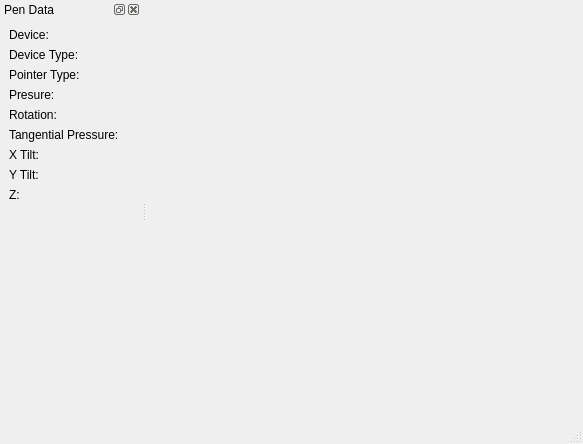
borco/peninspector, file src/app/mainwindow.ui: the form before one commit.
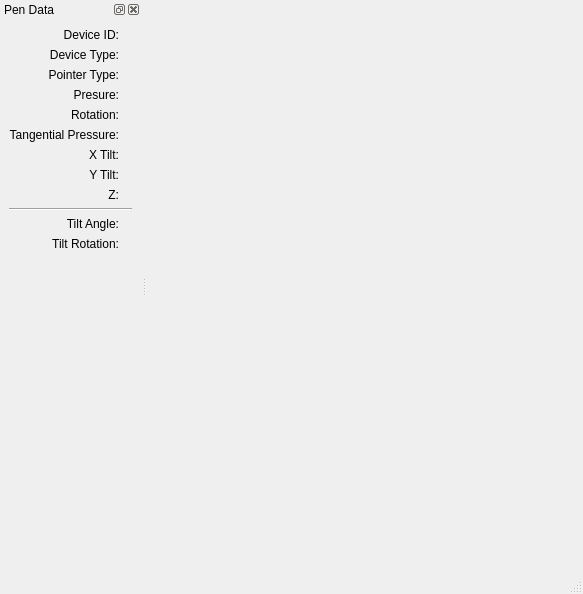
The form after the commit.

Commit message: display pressure, rotation, tangential pressure, x and y tilt and z

```diff
--- a/src/app/mainwindow.ui
+++ b/src/app/mainwindow.ui
@@ -7,7 +7,7 @@
     <x>0</x>
     <y>0</y>
     <width>583</width>
-    <height>444</height>
+    <height>594</height>
    </rect>
   </property>
   <property name="windowTitle">
@@ -33,19 +33,90 @@
     <number>1</number>
    </attribute>
    <widget class="QWidget" name="dockWidgetContents">
-    <layout class="QFormLayout" name="formLayout">
-     <property name="fieldGrowthPolicy">
-      <enum>QFormLayout::ExpandingFieldsGrow</enum>
-     </property>
-     <item row="0" column="0">
-      <widget class="QLabel" name="label_9">
+    <layout class="QVBoxLayout" name="verticalLayout">
+     <item>
+      <layout class="QGridLayout" name="gridLayout">
+       <item row="9" column="0" colspan="2">
+        <widget class="Line" name="line">
+         <property name="orientation">
+          <enum>Qt::Horizontal</enum>
+         </property>
+        </widget>
+       </item>
+       <item row="8" column="0">
+        <widget class="QLabel" name="label_4">
        <property name="text">
-        <string>Device:</string>
-       </property>
-      </widget>
-     </item>
-     <item row="0" column="1">
-      <widget class="QLabel" name="deviceIdLabel">
+          <string>Z:</string>
+         </property>
+         <property name="alignment">
+          <set>Qt::AlignRight|Qt::AlignTrailing|Qt::AlignVCenter</set>
+         </property>
+        </widget>
+       </item>
+       <item row="4" column="0">
+        <widget class="QLabel" name="label_2">
+         <property name="text">
+          <string>Rotation:</string>
+         </property>
+         <property name="alignment">
+          <set>Qt::AlignRight|Qt::AlignTrailing|Qt::AlignVCenter</set>
+         </property>
+        </widget>
+       </item>
+       <item row="2" column="1">
+        <widget class="QLabel" name="pointerTypeLabel">
+         <property name="sizePolicy">
+          <sizepolicy hsizetype="MinimumExpanding" vsizetype="Preferred">
+           <horstretch>0</horstretch>
+           <verstretch>0</verstretch>
+          </sizepolicy>
+         </property>
+         <property name="text">
+          <string/>
+         </property>
+        </widget>
+       </item>
+       <item row="7" column="0">
+        <widget class="QLabel" name="label_8">
+         <property name="text">
+          <string>Y Tilt:</string>
+         </property>
+         <property name="alignment">
+          <set>Qt::AlignRight|Qt::AlignTrailing|Qt::AlignVCenter</set>
+         </property>
+        </widget>
+       </item>
+       <item row="5" column="1">
+        <widget class="QLabel" name="tangentialPressureLabel">
+         <property name="sizePolicy">
+          <sizepolicy hsizetype="MinimumExpanding" vsizetype="Preferred">
+           <horstretch>0</horstretch>
+           <verstretch>0</verstretch>
+          </sizepolicy>
+         </property>
+         <property name="text">
+          <string/>
+         </property>
+        </widget>
+       </item>
+       <item row="3" column="0">
+        <widget class="QLabel" name="label">
+         <property name="text">
+          <string>Presure:</string>
+         </property>
+         <property name="alignment">
+          <set>Qt::AlignRight|Qt::AlignTrailing|Qt::AlignVCenter</set>
+         </property>
+        </widget>
+       </item>
+       <item row="1" column="1">
+        <widget class="QLabel" name="deviceTypeLabel">
+         <property name="sizePolicy">
+          <sizepolicy hsizetype="MinimumExpanding" vsizetype="Preferred">
+           <horstretch>0</horstretch>
+           <verstretch>0</verstretch>
+          </sizepolicy>
+         </property>
        <property name="text">
         <string/>
        </property>
@@ -56,10 +127,33 @@
        <property name="text">
         <string>Device Type:</string>
        </property>
-      </widget>
-     </item>
-     <item row="1" column="1">
-      <widget class="QLabel" name="deviceTypeLabel">
+         <property name="alignment">
+          <set>Qt::AlignRight|Qt::AlignTrailing|Qt::AlignVCenter</set>
+         </property>
+        </widget>
+       </item>
+       <item row="0" column="0">
+        <widget class="QLabel" name="label_9">
+         <property name="text">
+          <string>Device ID:</string>
+         </property>
+         <property name="alignment">
+          <set>Qt::AlignRight|Qt::AlignTrailing|Qt::AlignVCenter</set>
+         </property>
+        </widget>
+       </item>
+       <item row="10" column="0">
+        <widget class="QLabel" name="label_10">
+         <property name="text">
+          <string>Tilt Angle:</string>
+         </property>
+         <property name="alignment">
+          <set>Qt::AlignRight|Qt::AlignTrailing|Qt::AlignVCenter</set>
+         </property>
+        </widget>
+       </item>
+       <item row="4" column="1">
+        <widget class="QLabel" name="rotationLabel">
        <property name="sizePolicy">
         <sizepolicy hsizetype="MinimumExpanding" vsizetype="Preferred">
          <horstretch>0</horstretch>
@@ -76,25 +170,8 @@
        <property name="text">
         <string>Pointer Type:</string>
        </property>
-      </widget>
-     </item>
-     <item row="2" column="1">
-      <widget class="QLabel" name="pointerTypeLabel">
-       <property name="sizePolicy">
-        <sizepolicy hsizetype="MinimumExpanding" vsizetype="Preferred">
-         <horstretch>0</horstretch>
-         <verstretch>0</verstretch>
-        </sizepolicy>
-       </property>
-       <property name="text">
-        <string/>
-       </property>
-      </widget>
-     </item>
-     <item row="3" column="0">
-      <widget class="QLabel" name="label">
-       <property name="text">
-        <string>Presure:</string>
+         <property name="alignment">
+          <set>Qt::AlignRight|Qt::AlignTrailing|Qt::AlignVCenter</set>
        </property>
       </widget>
      </item>
@@ -111,35 +188,8 @@
        </property>
       </widget>
      </item>
-     <item row="4" column="0">
-      <widget class="QLabel" name="label_2">
-       <property name="text">
-        <string>Rotation:</string>
-       </property>
-      </widget>
-     </item>
-     <item row="4" column="1">
-      <widget class="QLabel" name="rotationLabel">
-       <property name="sizePolicy">
-        <sizepolicy hsizetype="MinimumExpanding" vsizetype="Preferred">
-         <horstretch>0</horstretch>
-         <verstretch>0</verstretch>
-        </sizepolicy>
-       </property>
-       <property name="text">
-        <string/>
-       </property>
-      </widget>
-     </item>
-     <item row="5" column="0">
-      <widget class="QLabel" name="label_3">
-       <property name="text">
-        <string>Tangential Pressure:</string>
-       </property>
-      </widget>
-     </item>
-     <item row="5" column="1">
-      <widget class="QLabel" name="tangentialPressureLabel">
+       <item row="8" column="1">
+        <widget class="QLabel" name="zLabel">
        <property name="sizePolicy">
         <sizepolicy hsizetype="MinimumExpanding" vsizetype="Preferred">
          <horstretch>0</horstretch>
@@ -156,6 +206,16 @@
        <property name="text">
         <string>X Tilt:</string>
        </property>
+         <property name="alignment">
+          <set>Qt::AlignRight|Qt::AlignTrailing|Qt::AlignVCenter</set>
+         </property>
+        </widget>
+       </item>
+       <item row="0" column="1">
+        <widget class="QLabel" name="deviceIdLabel">
+         <property name="text">
+          <string/>
+         </property>
       </widget>
      </item>
      <item row="6" column="1">
@@ -171,13 +231,6 @@
        </property>
       </widget>
      </item>
-     <item row="7" column="0">
-      <widget class="QLabel" name="label_8">
-       <property name="text">
-        <string>Y Tilt:</string>
-       </property>
-      </widget>
-     </item>
      <item row="7" column="1">
       <widget class="QLabel" name="yTiltLabel">
        <property name="sizePolicy">
@@ -191,25 +244,47 @@
        </property>
       </widget>
      </item>
-     <item row="8" column="0">
-      <widget class="QLabel" name="label_4">
+       <item row="5" column="0">
+        <widget class="QLabel" name="label_3">
        <property name="text">
-        <string>Z:</string>
-       </property>
-      </widget>
-     </item>
-     <item row="8" column="1">
-      <widget class="QLabel" name="zLabel">
-       <property name="sizePolicy">
-        <sizepolicy hsizetype="MinimumExpanding" vsizetype="Preferred">
-         <horstretch>0</horstretch>
-         <verstretch>0</verstretch>
-        </sizepolicy>
-       </property>
+          <string>Tangential Pressure:</string>
+         </property>
+         <property name="alignment">
+          <set>Qt::AlignRight|Qt::AlignTrailing|Qt::AlignVCenter</set>
+         </property>
+        </widget>
+       </item>
+       <item row="11" column="0">
+        <widget class="QLabel" name="label_11">
+         <property name="text">
+          <string>Tilt Rotation:</string>
+         </property>
+         <property name="alignment">
+          <set>Qt::AlignRight|Qt::AlignTrailing|Qt::AlignVCenter</set>
+         </property>
+        </widget>
+       </item>
+       <item row="11" column="1">
+        <widget class="QLabel" name="tiltRotation">
        <property name="text">
         <string/>
        </property>
       </widget>
+       </item>
+      </layout>
+     </item>
+     <item>
+      <spacer name="verticalSpacer">
+       <property name="orientation">
+        <enum>Qt::Vertical</enum>
+       </property>
+       <property name="sizeHint" stdset="0">
+        <size>
+         <width>20</width>
+         <height>195</height>
+        </size>
+       </property>
+      </spacer>
      </item>
     </layout>
    </widget>
```
Left out of the diff: 7 changed lines with no effect on the pictures. Lines whose indentation alone changed are shown as unchanged. The commit also changes 1 other file.
